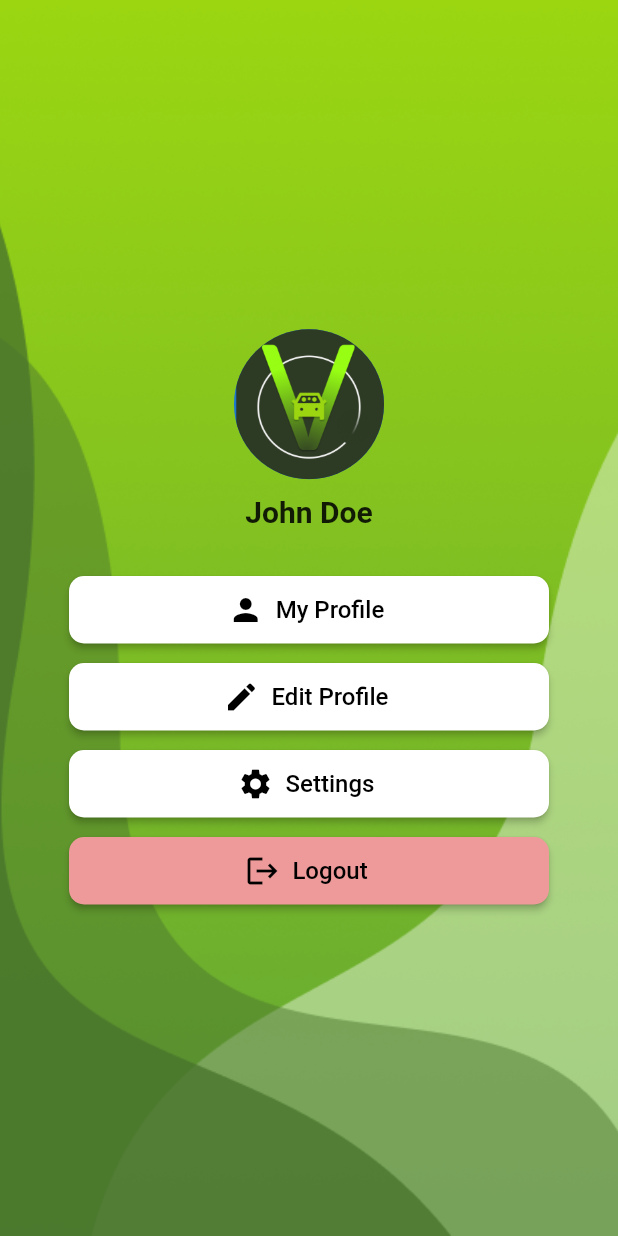
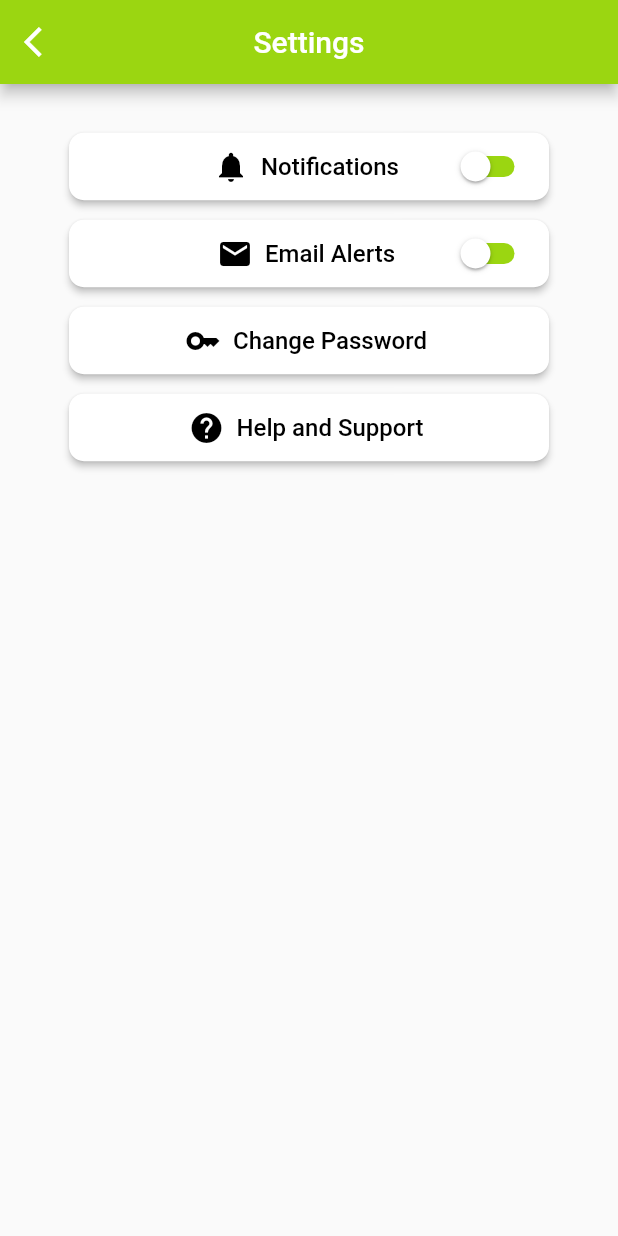
Before and after one commit to Endairion/6002CEM_Group13, a Flutter app: the Profile screen opened directly, after a tap on "Settings", on a phone screen of 412 x 824 dp. Run offline on Flutter 3.47's test engine with Material 2 defaults, Android fonts, the phone set to English and light mode, and no system bars; our stand-ins replace flutter_native_splash; network calls fail; statements that could not run were skipped.

Commit message:
Created Settings UI (finish,no logic), EditProfile(empty), MyProfile(empty)

```diff
--- a/lib/Profile.dart
+++ b/lib/Profile.dart
@@ -1,4 +1,6 @@
 import 'package:flutter/material.dart';
+import 'package:mobile_app_development_cw2/Settings.dart';
+import 'package:mobile_app_development_cw2/main.dart';
 
 class Profile extends StatelessWidget {
   const Profile({Key? key}) : super(key: key);
@@ -67,7 +69,12 @@ class Profile extends StatelessWidget {
             ),
             const SizedBox(height: 10.0),
             ElevatedButton.icon(
-              onPressed: () {},
+              onPressed: () {
+                Navigator.push(
+                  context,
+                  MaterialPageRoute(builder: (context) => const Settings()),
+                );
+              },
               style: ElevatedButton.styleFrom(
                 foregroundColor: Colors.black,
                 backgroundColor: Colors.white,
@@ -84,7 +91,12 @@ class Profile extends StatelessWidget {
             ),
             const SizedBox(height: 10.0),
             ElevatedButton.icon(
-              onPressed: () {},
+              onPressed: () {
+                Navigator.push(
+                  context,
+                  MaterialPageRoute(builder: (context) => const MyApp()),
+                );
+              },
               style: ElevatedButton.styleFrom(
                 foregroundColor: Colors.black,
                 backgroundColor: Colors.red[200],
--- /dev/null
+++ b/lib/Settings.dart
@@ -0,0 +1,156 @@
+import 'package:flutter/material.dart';
+
+class Settings extends StatefulWidget {
+  const Settings({Key? key}) : super(key: key);
+
+  @override
+  State<Settings> createState() => _SettingsState();
+}
+
+class _SettingsState extends State<Settings> {
+  bool switchvalue = false, switchvalue1 = false;
+  Color trackColor = Color.fromRGBO(155, 214, 17, 1), trackColor1 = Color.fromRGBO(155, 214, 17, 1);
+
+  @override
+  Widget build(BuildContext context) {
+    return Scaffold(
+      appBar: AppBar(
+        title: Text("Settings"),
+        centerTitle: true,
+        leading: IconButton(
+          icon: Icon(Icons.arrow_back_ios),
+          onPressed: () {
+            Navigator.pop(context); // Navigate back to the previous screen
+          },
+        ),
+        backgroundColor: Color.fromRGBO(155, 214, 17, 1),
+      ),
+      body: Center(
+        child: Column(
+          children: [
+            const SizedBox(height: 31.0,),
+            Stack(
+              children: [
+                ElevatedButton.icon(
+                  onPressed: () {},
+                  style: ElevatedButton.styleFrom(
+                    foregroundColor: Colors.black,
+                    backgroundColor: Colors.white,
+                    shape: RoundedRectangleBorder(
+                      borderRadius: BorderRadius.circular(10.0),
+                    ),
+                    minimumSize: const Size(320, 45), // set minimumSize
+                  ),
+                  icon: const Icon(Icons.notifications),
+                  label: const Text(
+                    'Notifications',
+                    style: TextStyle(
+                      fontSize: 16,
+                    ),
+                  ),
+                ),
+                Positioned(
+                  right: 10,
+                  top: 5,
+                  bottom: 5,
+                  child: Switch(
+                    value: switchvalue,
+                    onChanged: (bool value) {
+                      setState(() {
+                        switchvalue = value;
+                        if(switchvalue){
+                          trackColor = Color.fromRGBO(155, 214, 17, 1);
+                        }else{
+                          trackColor = Colors.grey;
+                        }
+                      });
+                    },
+                    trackColor: MaterialStateColor.resolveWith((states) => trackColor),
+                    thumbColor: MaterialStateColor.resolveWith((states) => Colors.white),
+                  ),
+                ),
+              ],
+            ),
+            SizedBox(height: 10.0),
+            Stack(
+              children: [
+                ElevatedButton.icon(
+                  onPressed: () {},
+                  style: ElevatedButton.styleFrom(
+                    foregroundColor: Colors.black,
+                    backgroundColor: Colors.white,
+                    shape: RoundedRectangleBorder(
+                      borderRadius: BorderRadius.circular(10.0),
+                    ),
+                    minimumSize: const Size(320, 45), // set minimumSize
+                  ),
+                  icon: const Icon(Icons.mail),
+                  label: const Text(
+                    'Email Alerts',
+                    style: TextStyle(
+                      fontSize: 16,
+                    ),
+                  ),
+                ),
+                Positioned(
+                  right: 10,
+                  top: 5,
+                  bottom: 5,
+                  child: Switch(
+                    value: switchvalue1,
+                    onChanged: (bool value) {
+                      setState(() {
+                        switchvalue1 = value;
+                        if(switchvalue1){
+                          trackColor1 = Color.fromRGBO(155, 214, 17, 1);
+                        }else{
+                          trackColor1 = Colors.grey;
+                        }
+                      });
+                    },
+                    trackColor: MaterialStateColor.resolveWith((states) => trackColor1),
+                    thumbColor: MaterialStateColor.resolveWith((states) => Colors.white),
+                  ),
+                ),
+              ],
+            ),
+            const SizedBox(height: 10.0),
+            ElevatedButton.icon(
+              onPressed: () {},
+              style: ElevatedButton.styleFrom(
+                foregroundColor: Colors.black,
+                backgroundColor: Colors.white,
+                shape: RoundedRectangleBorder(
+                  borderRadius: BorderRadius.circular(10.0),
+                ),
+                minimumSize: const Size(320, 45), // set minimumSize
+              ),
+              icon: const Icon(Icons.key),
+              label: const Text('Change Password',
+                style: TextStyle(
+                  fontSize: 16,
+                ),),
+            ),
+            const SizedBox(height: 10.0),
+            ElevatedButton.icon(
+              onPressed: () {},
+              style: ElevatedButton.styleFrom(
+                foregroundColor: Colors.black,
+                backgroundColor: Colors.white,
+                shape: RoundedRectangleBorder(
+                  borderRadius: BorderRadius.circular(10.0),
+                ),
+                minimumSize: const Size(320, 45), // set minimumSize
+              ),
+              icon: const Icon(Icons.help),
+              label: const Text('Help and Support',
+                style: TextStyle(
+                  fontSize: 16,
+                ),),
+            ),
+          ],
+        )
+      ),
+    );
+  }
+}
```
Also changed, not shown: lib/EditProfile.dart (added), lib/MyProfile.dart (added).
